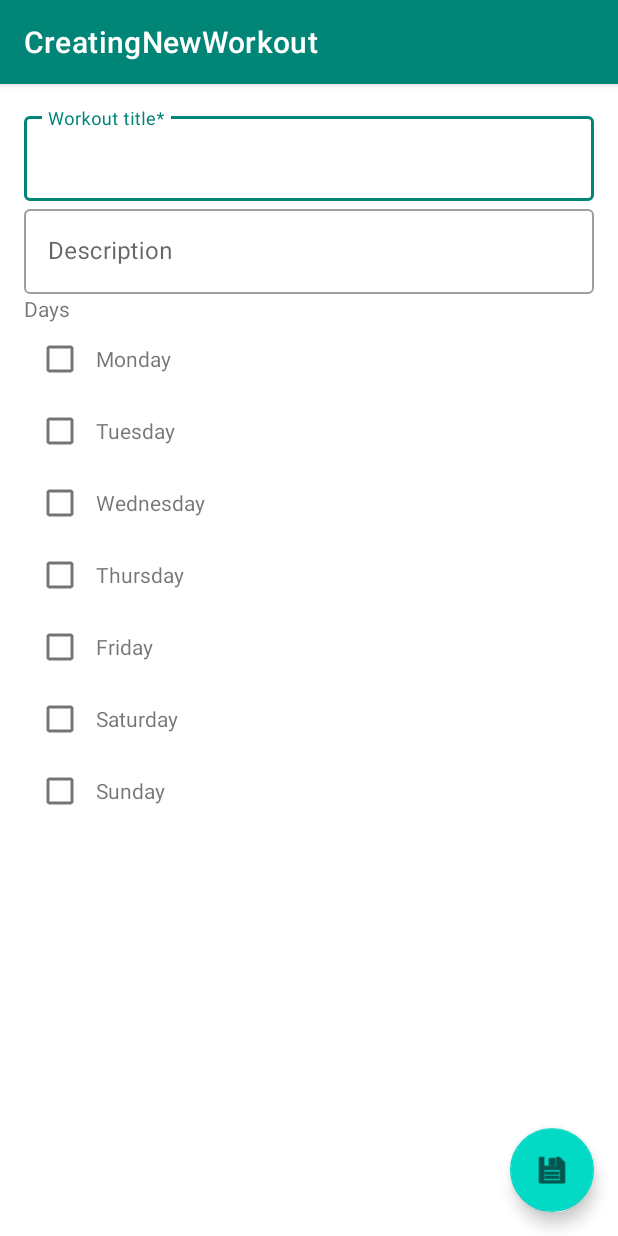
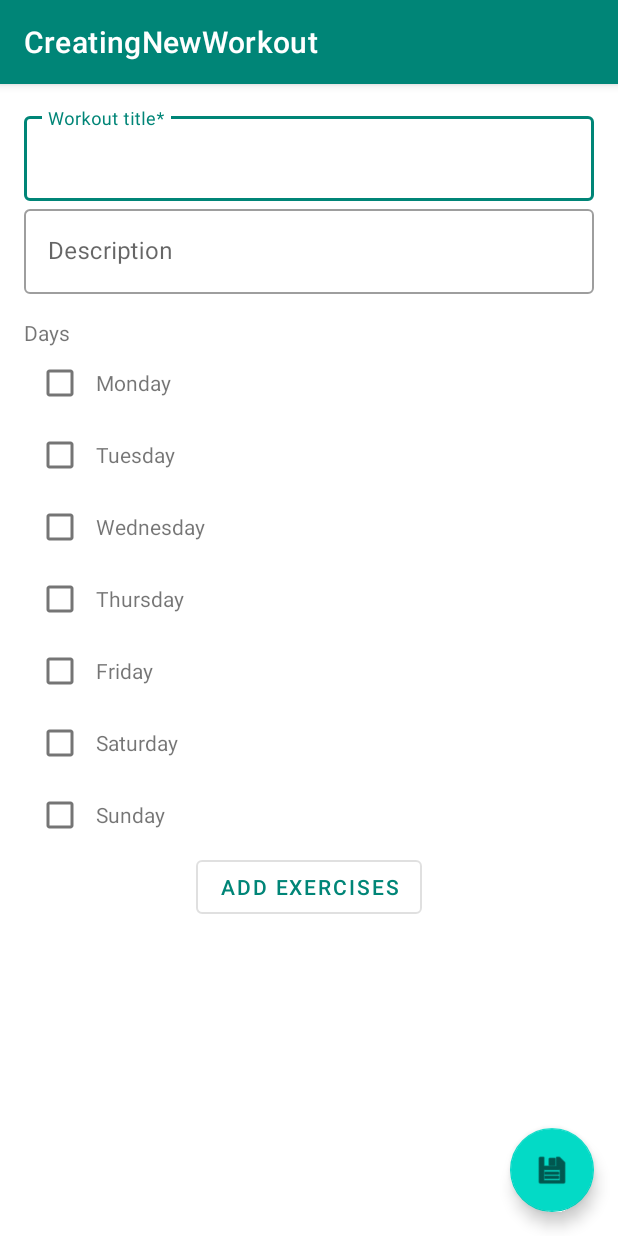
Before and after one commit to FrankHerranz/PrettyNotes, an Android app: the CreatingNewWorkout screen opened directly, with no data from a screen before it, on a phone screen of 412 x 824 dp. Run offline under Robolectric (Android 15) with nearby library versions, the phone set to English and light mode, and no system bars.

Commit message:
Finished layout of first layout for creating a new workout.

```diff
--- a/app/src/main/res/layout/content_creating_new_workout.xml
+++ b/app/src/main/res/layout/content_creating_new_workout.xml
@@ -31,16 +31,20 @@
 
         <com.google.android.material.textfield.TextInputEditText
             android:layout_width="match_parent"
-            android:layout_height="wrap_content"/>
+            android:layout_height="wrap_content"
+            android:maxLines="1"
+            android:lines="1"
+            android:singleLine="true"/>
 
     </com.google.android.material.textfield.TextInputLayout>
 
     <TextView
         android:layout_width="wrap_content"
         android:layout_height="wrap_content"
-        android:text="Days"/>
+        android:paddingTop="16dp"
+        android:text="@string/days"/>
 
-    <LinearLayout xmlns:android="http://schemas.android.com/apk/res/android"
+    <LinearLayout
         android:orientation="horizontal"
         android:layout_height="wrap_content"
         android:layout_width="wrap_content">
@@ -51,11 +55,11 @@
         <TextView
             android:layout_width="wrap_content"
             android:layout_height="wrap_content"
-            android:text="Monday" />
+            android:text="@string/monday" />
 
     </LinearLayout>
 
-    <LinearLayout xmlns:android="http://schemas.android.com/apk/res/android"
+    <LinearLayout
         android:orientation="horizontal"
         android:layout_height="wrap_content"
         android:layout_width="wrap_content">
@@ -66,11 +70,11 @@
         <TextView
             android:layout_width="wrap_content"
             android:layout_height="wrap_content"
-            android:text="Tuesday" />
+            android:text="@string/tuesday" />
 
     </LinearLayout>
 
-    <LinearLayout xmlns:android="http://schemas.android.com/apk/res/android"
+    <LinearLayout
         android:orientation="horizontal"
         android:layout_height="wrap_content"
         android:layout_width="wrap_content">
@@ -81,11 +85,11 @@
         <TextView
             android:layout_width="wrap_content"
             android:layout_height="wrap_content"
-            android:text="Wednesday" />
+            android:text="@string/wednesday" />
 
     </LinearLayout>
 
-    <LinearLayout xmlns:android="http://schemas.android.com/apk/res/android"
+    <LinearLayout
         android:orientation="horizontal"
         android:layout_height="wrap_content"
         android:layout_width="wrap_content">
@@ -96,11 +100,11 @@
         <TextView
             android:layout_width="wrap_content"
             android:layout_height="wrap_content"
-            android:text="Thursday" />
+            android:text="@string/thursday" />
 
     </LinearLayout>
 
-    <LinearLayout xmlns:android="http://schemas.android.com/apk/res/android"
+    <LinearLayout
         android:orientation="horizontal"
         android:layout_height="wrap_content"
         android:layout_width="wrap_content">
@@ -111,11 +115,11 @@
         <TextView
             android:layout_width="wrap_content"
             android:layout_height="wrap_content"
-            android:text="Friday" />
+            android:text="@string/friday" />
 
     </LinearLayout>
 
-    <LinearLayout xmlns:android="http://schemas.android.com/apk/res/android"
+    <LinearLayout
         android:orientation="horizontal"
         android:layout_height="wrap_content"
         android:layout_width="wrap_content">
@@ -126,11 +130,11 @@
         <TextView
             android:layout_width="wrap_content"
             android:layout_height="wrap_content"
-            android:text="Saturday" />
+            android:text="@string/saturday" />
 
     </LinearLayout>
 
-    <LinearLayout xmlns:android="http://schemas.android.com/apk/res/android"
+    <LinearLayout
         android:orientation="horizontal"
         android:layout_height="wrap_content"
         android:layout_width="wrap_content">
@@ -141,9 +145,17 @@
         <TextView
             android:layout_width="wrap_content"
             android:layout_height="wrap_content"
-            android:text="Sunday" />
+            android:text="@string/sunday" />
 
     </LinearLayout>
 
+    <com.google.android.material.button.MaterialButton
+        android:layout_gravity="center"
+        android:id="@+id/add_exercise_to_workout"
+        style="@style/Widget.MaterialComponents.Button.OutlinedButton"
+        android:layout_width="wrap_content"
+        android:layout_height="wrap_content"
+        android:text="@string/add_exercise"/>
+
 
 </LinearLayout>
--- a/app/src/main/res/values/strings.xml
+++ b/app/src/main/res/values/strings.xml
@@ -8,4 +8,14 @@
     <string name="title_activity_creating_new_workout">CreatingNewWorkout</string>
     <string name="workout_title">Workout title*</string>
     <string name="description">Description</string>
+    <string name="add_exercise">Add Exercises</string>
+    <string name="days">Days</string>
+    <string name="monday">Monday</string>
+    <string name="tuesday">Tuesday</string>
+    <string name="wednesday">Wednesday</string>
+    <string name="thursday">Thursday</string>
+    <string name="friday">Friday</string>
+    <string name="saturday">Saturday</string>
+    <string name="sunday">Sunday</string>
+
 </resources>
```
